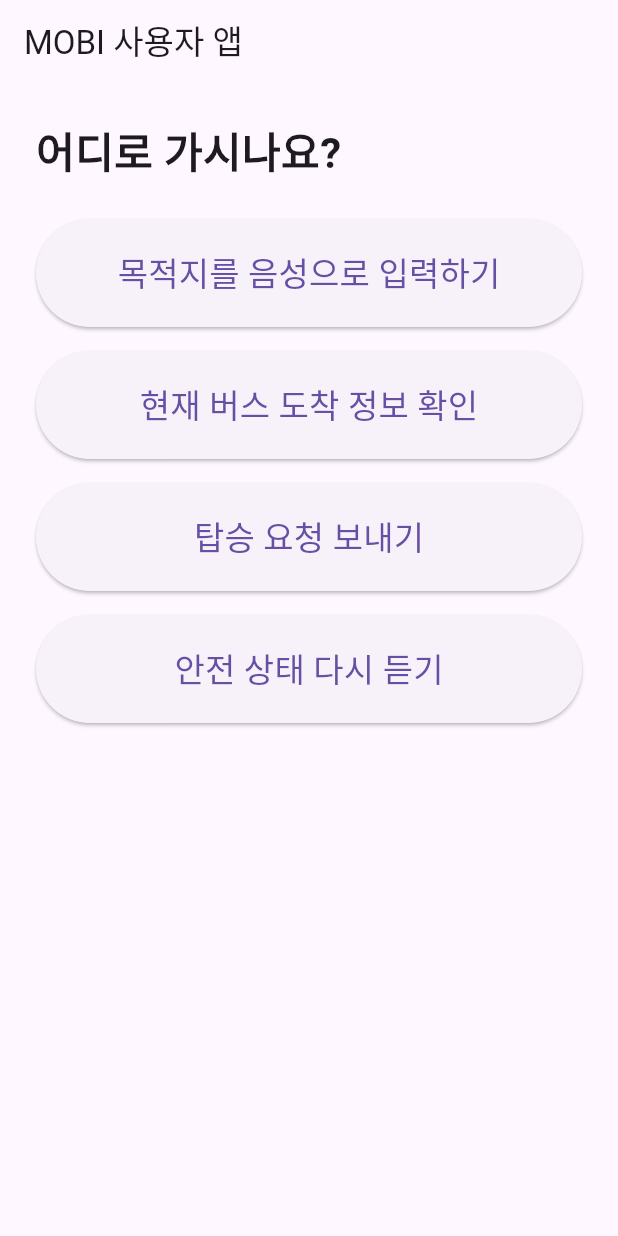
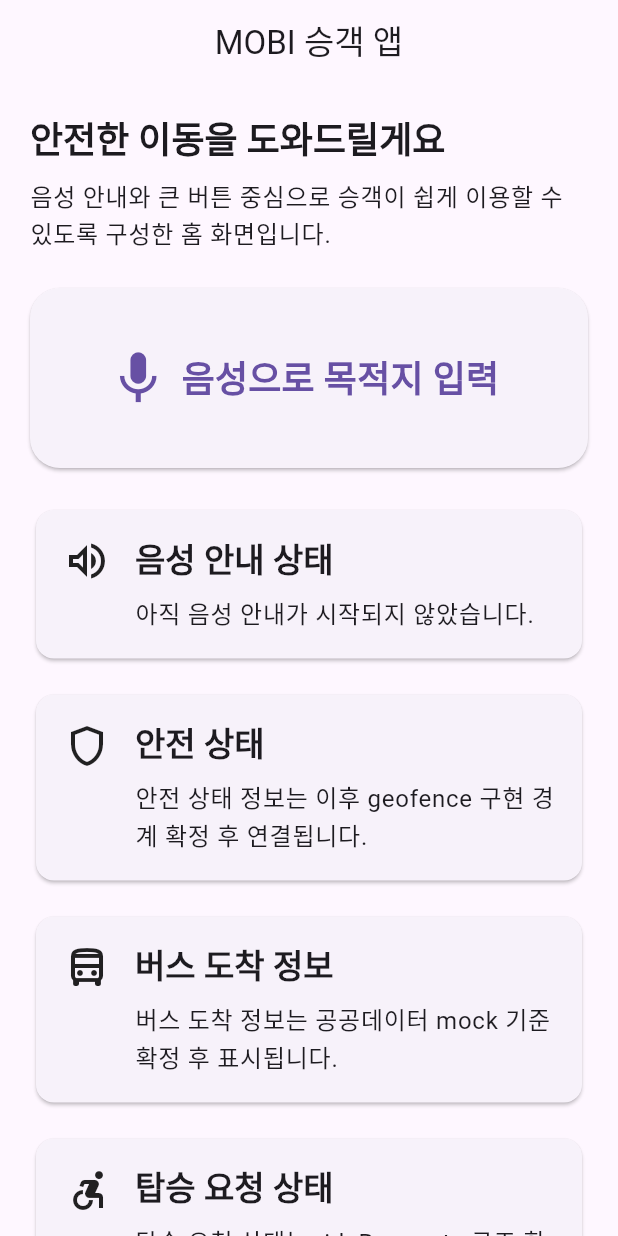
Before and after one commit to Yoonhsub/Integrated-Safety-Assurance-System-using-Spatial-Audio-and-AI, a Flutter app: the screen it shows after launch, on a phone screen of 412 x 824 dp. Run offline on Flutter 3.47's test engine with Material 3 defaults, Android fonts, the light colour scheme and no system bars.

Commit message:
feat(Yoonhsub): implement passenger app base UI

```diff
--- a/mobi-smart-transport-ai/apps/passenger_app/lib/src/pages/home_page.dart
+++ b/mobi-smart-transport-ai/apps/passenger_app/lib/src/pages/home_page.dart
@@ -6,42 +6,165 @@
   @override
   Widget build(BuildContext context) {
     return Scaffold(
-      appBar: AppBar(title: const Text('MOBI 사용자 앱')),
-      body: Padding(
-        padding: const EdgeInsets.all(24),
+      appBar: AppBar(
+        title: const Text('MOBI 승객 앱'),
+        centerTitle: true,
+      ),
+      body: SafeArea(
+        child: SingleChildScrollView(
+          padding: const EdgeInsets.all(20),
           child: Column(
             crossAxisAlignment: CrossAxisAlignment.stretch,
             children: const [
-            Text('어디로 가시나요?', style: TextStyle(fontSize: 28, fontWeight: FontWeight.bold)),
+              _HeaderSection(),
               SizedBox(height: 24),
-            _AccessibleActionButton(label: '목적지를 음성으로 입력하기'),
+              _VoiceActionButton(),
+              SizedBox(height: 24),
+              _StatusCard(
+                title: '음성 안내 상태',
+                description: '아직 음성 안내가 시작되지 않았습니다.',
+                icon: Icons.volume_up_outlined,
+              ),
               SizedBox(height: 16),
-            _AccessibleActionButton(label: '현재 버스 도착 정보 확인'),
+              _StatusCard(
+                title: '안전 상태',
+                description: '안전 상태 정보는 이후 geofence 구현 경계 확정 후 연결됩니다.',
+                icon: Icons.shield_outlined,
+              ),
               SizedBox(height: 16),
-            _AccessibleActionButton(label: '탑승 요청 보내기'),
+              _StatusCard(
+                title: '버스 도착 정보',
+                description: '버스 도착 정보는 공공데이터 mock 기준 확정 후 표시됩니다.',
+                icon: Icons.directions_bus_outlined,
+              ),
               SizedBox(height: 16),
-            _AccessibleActionButton(label: '안전 상태 다시 듣기'),
+              _StatusCard(
+                title: '탑승 요청 상태',
+                description: '탑승 요청 상태는 rideRequests 구조 확정 후 표시됩니다.',
+                icon: Icons.accessible_forward_outlined,
+              ),
             ],
+          ),
         ),
       ),
     );
   }
 }
 
-class _AccessibleActionButton extends StatelessWidget {
-  const _AccessibleActionButton({required this.label});
-  final String label;
+class _HeaderSection extends StatelessWidget {
+  const _HeaderSection();
+
+  @override
+  Widget build(BuildContext context) {
+    return Semantics(
+      header: true,
+      child: Column(
+        crossAxisAlignment: CrossAxisAlignment.start,
+        children: [
+          Text(
+            '안전한 이동을 도와드릴게요',
+            style: Theme.of(context).textTheme.headlineSmall?.copyWith(
+                  fontWeight: FontWeight.bold,
+                ),
+          ),
+          const SizedBox(height: 8),
+          Text(
+            '음성 안내와 큰 버튼 중심으로 승객이 쉽게 이용할 수 있도록 구성한 홈 화면입니다.',
+            style: Theme.of(context).textTheme.bodyLarge,
+          ),
+        ],
+      ),
+    );
+  }
+}
+
+class _VoiceActionButton extends StatelessWidget {
+  const _VoiceActionButton();
 
   @override
   Widget build(BuildContext context) {
     return Semantics(
       button: true,
-      label: label,
-      child: ElevatedButton(
-        onPressed: () {},
-        style: ElevatedButton.styleFrom(minimumSize: const Size.fromHeight(72)),
-        child: Text(label, style: const TextStyle(fontSize: 22)),
+      label: '음성으로 목적지 입력하기',
+      hint: '두 번 탭하면 음성 입력 기능이 시작됩니다.',
+      child: SizedBox(
+        height: 120,
+        child: ElevatedButton.icon(
+          onPressed: () {
+            ScaffoldMessenger.of(context).showSnackBar(
+              const SnackBar(
+                content: Text('음성 입력 기능은 다음 섹션에서 연결됩니다.'),
+              ),
+            );
+          },
+          icon: const Icon(Icons.mic, size: 42),
+          label: const Text(
+            '음성으로 목적지 입력',
+            textAlign: TextAlign.center,
+            style: TextStyle(
+              fontSize: 24,
+              fontWeight: FontWeight.bold,
+            ),
+          ),
+          style: ElevatedButton.styleFrom(
+            minimumSize: const Size.fromHeight(120),
+            shape: RoundedRectangleBorder(
+              borderRadius: BorderRadius.circular(20),
+            ),
+          ),
+        ),
       ),
     );
   }
 }
+
+class _StatusCard extends StatelessWidget {
+  const _StatusCard({
+    required this.title,
+    required this.description,
+    required this.icon,
+  });
+
+  final String title;
+  final String description;
+  final IconData icon;
+
+  @override
+  Widget build(BuildContext context) {
+    return Semantics(
+      container: true,
+      label: '$title, $description',
+      child: Card(
+        elevation: 1,
+        child: Padding(
+          padding: const EdgeInsets.all(18),
+          child: Row(
+            crossAxisAlignment: CrossAxisAlignment.start,
+            children: [
+              Icon(icon, size: 32),
+              const SizedBox(width: 16),
+              Expanded(
+                child: Column(
+                  crossAxisAlignment: CrossAxisAlignment.start,
+                  children: [
+                    Text(
+                      title,
+                      style: Theme.of(context).textTheme.titleLarge?.copyWith(
+                            fontWeight: FontWeight.bold,
+                          ),
+                    ),
+                    const SizedBox(height: 8),
+                    Text(
+                      description,
+                      style: Theme.of(context).textTheme.bodyLarge,
+                    ),
+                  ],
+                ),
+              ),
+            ],
+          ),
+        ),
+      ),
+    );
+  }
+}
```
Lines whose indentation alone changed are shown as unchanged.
